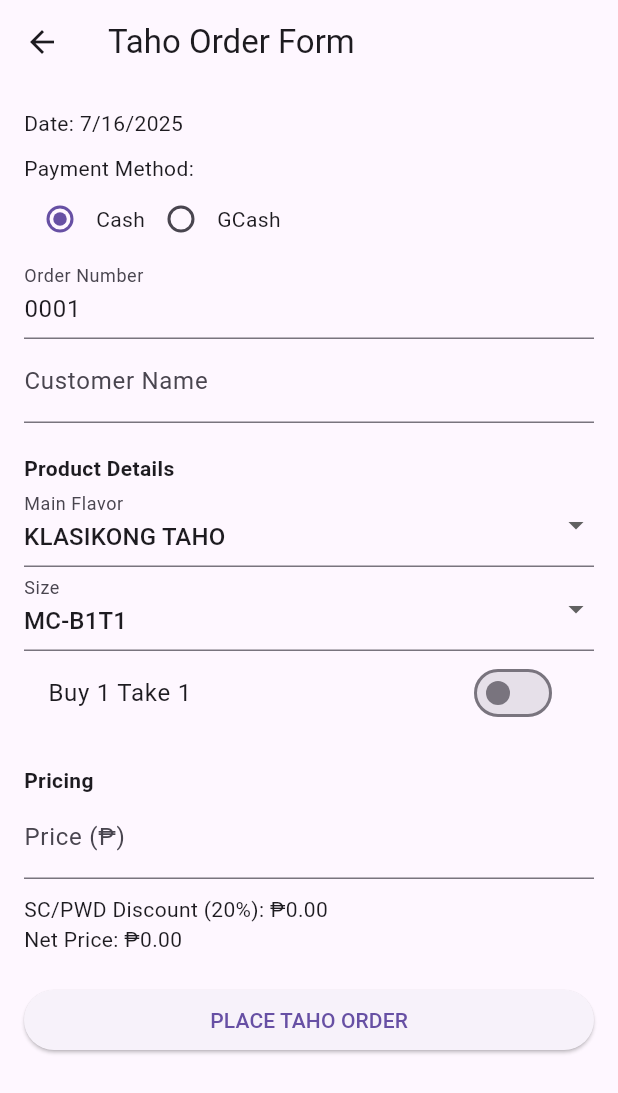
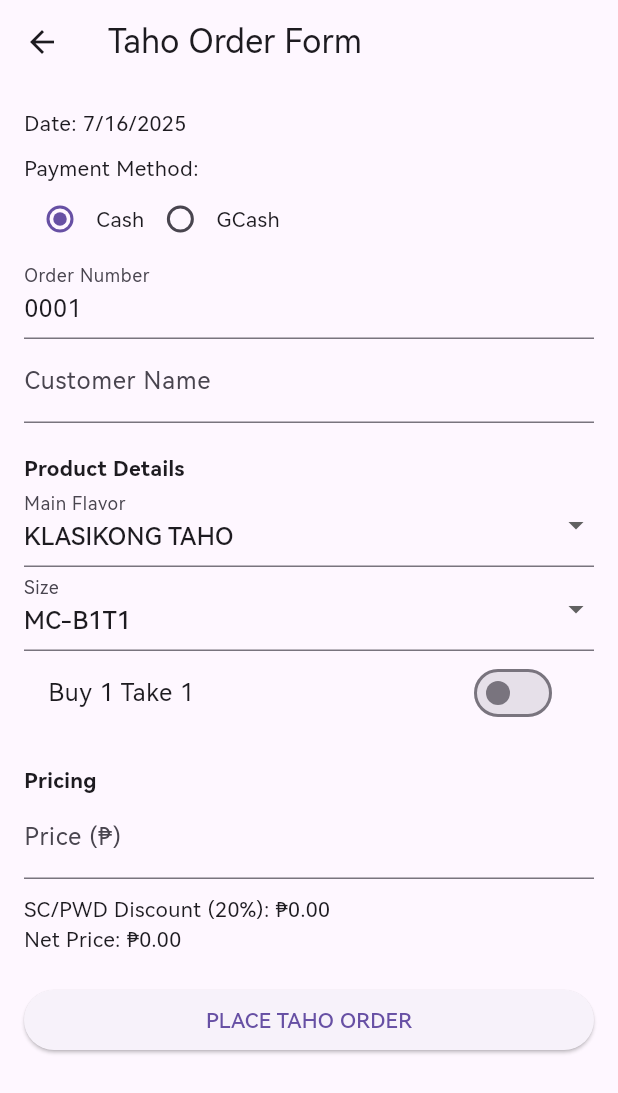
Before and after one commit to hardcorekid03/taho_story, a Flutter app: the screen it shows after launch, after a tap on "Place Taho Order", on a phone screen of 412 x 824 dp. Shown: the top 1093 px of the screen. Run offline on Flutter 3.47's test engine with Material 3 defaults, Android fonts, the light colour scheme and no system bars; our stand-ins replace shared_preferences.

Commit message:
Refactor code structure for improved readability and maintainability

```diff
--- a/lib/main.dart
+++ b/lib/main.dart
@@ -12,7 +12,7 @@ class TahoStoryApp extends StatelessWidget {
   Widget build(BuildContext context) {
     return MaterialApp(
       title: 'Taho Story',
-      theme: ThemeData(primarySwatch: Colors.orange),
+      theme: ThemeData(fontFamily: 'HarmonyOS', primarySwatch: Colors.orange),
       home: HomeScreen(),
     );
   }
--- a/lib/screens/menu_screen.dart
+++ b/lib/screens/menu_screen.dart
@@ -34,7 +34,7 @@ class MenuScreen extends StatelessWidget {
           children: [
             // 🖼️ Header Image
             Image.asset(
-              'assets/images/taho_banner.jpg',
+              'assets/images/banner.jpg',
               width: double.infinity,
               height: 180,
               fit: BoxFit.cover,
--- a/lib/widgets/order_form.dart
+++ b/lib/widgets/order_form.dart
@@ -294,6 +294,7 @@ class _OrderFormState extends State<OrderForm> {
                   await saveOrder();
 
                   showDialog(
+                    // ignore: use_build_context_synchronously
                     context: context,
                     builder: (context) => AlertDialog(
                       title: const Text("Order Saved"),
```
Also changed, not shown: pubspec.yaml (+41 -63 lines), assets/images/banner.jpg (added), fonts/HarmonyOS_Sans_Black.ttf (added), fonts/HarmonyOS_Sans_Black_Italic.ttf (added), fonts/HarmonyOS_Sans_Bold.ttf (added), fonts/HarmonyOS_Sans_Bold_Italic.ttf (added), fonts/HarmonyOS_Sans_Light.ttf (added), fonts/HarmonyOS_Sans_Light_Italic.ttf (added), fonts/HarmonyOS_Sans_Medium.ttf (added), fonts/HarmonyOS_Sans_Medium_Italic.ttf (added), fonts/HarmonyOS_Sans_Regular.ttf (added), fonts/HarmonyOS_Sans_Regular_Italic.ttf (added), fonts/HarmonyOS_Sans_Thin.ttf (added), fonts/HarmonyOS_Sans_Thin_Italic.ttf (added).
